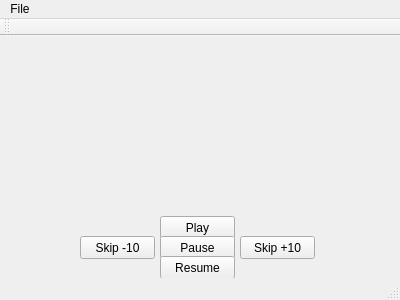
Old version of the form client/mainwindow.ui in the repository SpenserL/WirelessAudio.
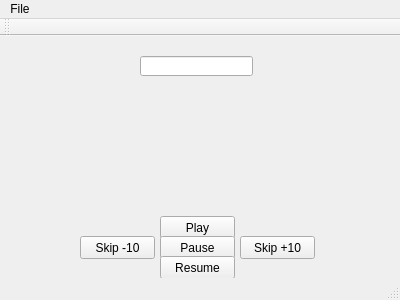
New version of the form.

What changed in the file:
```diff
--- a/client/mainwindow.ui
+++ b/client/mainwindow.ui
@@ -79,6 +79,16 @@
      <string>Skip -10</string>
     </property>
    </widget>
+   <widget class="QLineEdit" name="ipAddr">
+    <property name="geometry">
+     <rect>
+      <x>140</x>
+      <y>20</y>
+      <width>113</width>
+      <height>20</height>
+     </rect>
+    </property>
+   </widget>
   </widget>
   <widget class="QMenuBar" name="menuBar">
    <property name="geometry">
```
